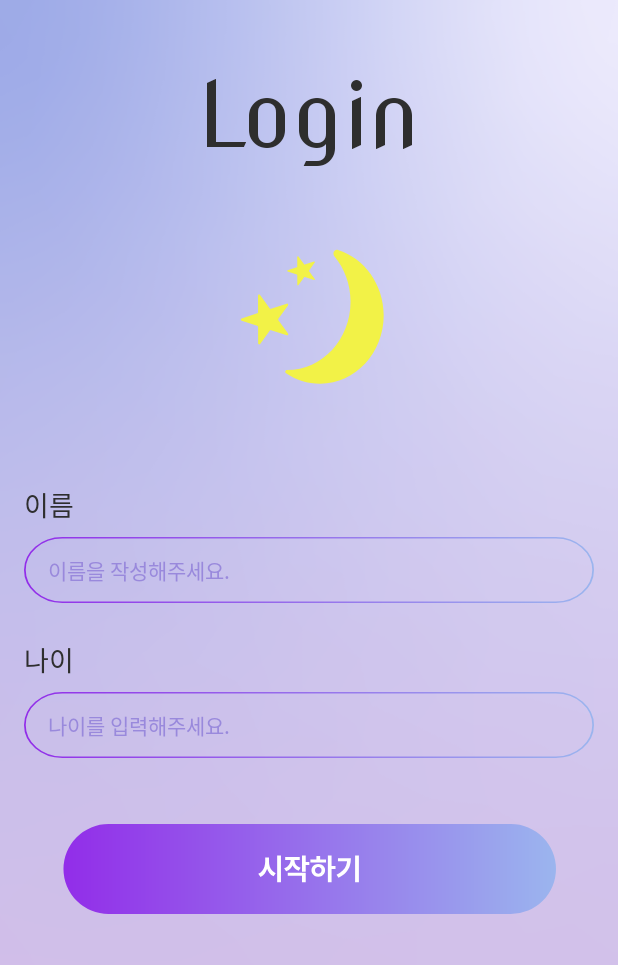
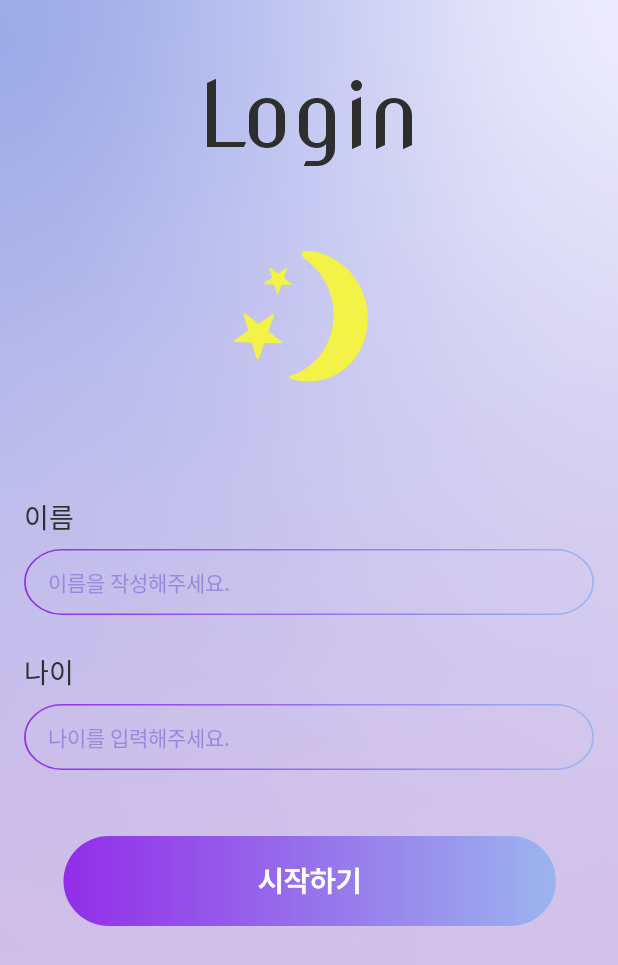
Before and after one commit to Sparcs-Science-Hackathon-2024-A14/DreamCatcher-Android, an Android app: the screen it shows after launch (MainActivity), on a phone screen of 412 x 824 dp. Shown: the top 965 px of the screen. Run offline under Robolectric (Android 15) with nearby library versions, the phone set to English and light mode, and no system bars; our stand-ins replace data binding.

Commit message:
[feat] : 이미지 추가

```diff
--- a/app/src/main/res/drawable/ic_signin_logo_moon.xml
+++ b/app/src/main/res/drawable/ic_signin_logo_moon.xml
@@ -1,16 +1,16 @@
 <vector xmlns:android="http://schemas.android.com/apk/res/android"
-    android:width="162dp"
-    android:height="161dp"
-    android:viewportWidth="162"
-    android:viewportHeight="161">
+    android:width="170dp"
+    android:height="169dp"
+    android:viewportWidth="170"
+    android:viewportHeight="169">
   <path
-      android:pathData="M66.12,117.14C89.6,117 108.51,96.55 108.36,71.47C108.29,60.03 104.28,49.6 97.7,41.66C96.04,39.65 97.55,36.5 100.03,37.29C117.52,42.83 130.34,60.08 130.46,80.58C130.61,105.67 111.7,126.11 88.22,126.25C79.82,126.3 71.97,123.75 65.35,119.3C64.37,118.64 64.94,117.14 66.12,117.14Z"
+      android:pathData="M72.39,120.73C94.04,114.28 106.01,90.3 99.12,67.16C95.98,56.62 89.46,48.07 81.24,42.5C79.17,41.09 79.72,37.78 82.22,37.83C99.87,38.25 116.36,50.73 121.99,69.64C128.88,92.77 116.92,116.75 95.26,123.2C87.51,125.51 79.58,125.26 72.26,122.94C71.18,122.59 71.3,121.06 72.39,120.73Z"
       android:fillColor="#F2F247"
       android:fillType="evenOdd"/>
   <path
-      android:pathData="M46.68,67.68C46.68,66.95 47.61,66.64 48.04,67.23L54.53,76.11C54.72,76.38 55.06,76.49 55.37,76.39L65.82,72.96C66.51,72.73 67.09,73.53 66.67,74.12L60.22,83.03C60.03,83.3 60.03,83.65 60.23,83.92L66.71,92.8C67.14,93.39 66.57,94.18 65.87,93.96L55.41,90.58C55.1,90.48 54.76,90.6 54.56,90.86L48.12,99.77C47.7,100.36 46.76,100.06 46.76,99.33L46.73,88.34C46.73,88.01 46.52,87.72 46.21,87.62L35.74,84.25C35.05,84.03 35.05,83.04 35.74,82.82L46.19,79.39C46.5,79.29 46.71,79 46.71,78.68L46.68,67.68Z"
+      android:pathData="M41.11,80.27C40.92,79.6 41.7,79.07 42.25,79.5L50.63,85.95C50.88,86.15 51.23,86.15 51.49,85.98L60.22,80C60.8,79.6 61.55,80.18 61.31,80.84L57.76,90.81C57.65,91.11 57.75,91.44 58,91.63L66.38,98.09C66.94,98.51 66.62,99.4 65.92,99.38L55.34,99.09C55.03,99.08 54.74,99.27 54.64,99.57L51.09,109.54C50.85,110.2 49.91,110.17 49.71,109.5L46.72,99.34C46.64,99.04 46.36,98.83 46.05,98.82L35.47,98.53C34.77,98.51 34.5,97.6 35.08,97.21L43.81,91.23C44.07,91.05 44.19,90.73 44.1,90.43L41.11,80.27Z"
       android:fillColor="#F2F247"/>
   <path
-      android:pathData="M72.82,41.89C72.82,41.46 73.37,41.29 73.62,41.63L77.4,46.81C77.51,46.96 77.71,47.03 77.89,46.97L83.99,44.97C84.39,44.84 84.73,45.3 84.48,45.65L80.72,50.85C80.61,51 80.61,51.21 80.72,51.36L84.51,56.54C84.76,56.89 84.42,57.35 84.02,57.22L77.91,55.25C77.73,55.2 77.53,55.26 77.42,55.41L73.66,60.61C73.41,60.96 72.87,60.78 72.87,60.36L72.85,53.94C72.85,53.75 72.73,53.58 72.55,53.53L66.44,51.56C66.04,51.43 66.03,50.85 66.44,50.72L72.54,48.72C72.72,48.67 72.84,48.5 72.84,48.31L72.82,41.89Z"
+      android:pathData="M58.32,49.41C58.21,49.02 58.66,48.71 58.98,48.96L63.88,52.72C64.02,52.83 64.22,52.84 64.37,52.74L69.47,49.25C69.8,49.02 70.24,49.35 70.1,49.74L68.03,55.56C67.97,55.73 68.03,55.92 68.17,56.03L73.06,59.8C73.39,60.05 73.2,60.57 72.79,60.56L66.62,60.38C66.44,60.38 66.27,60.49 66.21,60.67L64.14,66.48C64,66.87 63.45,66.85 63.34,66.46L61.59,60.54C61.54,60.36 61.38,60.24 61.2,60.23L55.03,60.06C54.62,60.05 54.46,59.52 54.8,59.29L59.9,55.8C60.05,55.7 60.11,55.51 60.06,55.33L58.32,49.41Z"
       android:fillColor="#F2F247"/>
 </vector>
```
Also changed, not shown: app/src/main/res/drawable/ic_start_logo_moon.xml (+7 -7 lines).
